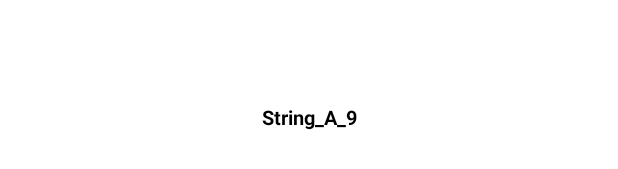
After one commit to P0Q0/PQ, an Android app: the layout layout_a9.xml on its own in the app's theme, with its tools: preview values and no code run, on a phone screen of 412 x 824 dp. The commit adds this screen. Shown: the part 810-979 px from the top of the screen. Run offline under Robolectric (Android 15) with nearby library versions, the phone set to English and light mode, and no system bars.

Commit message:
added setup for module a_9 as a debug walkthrough. cleaned code for readability. updated readme.md

```diff
--- a/a_6/src/main/java/pkg/what/a_6/ViewA6.kt
+++ b/a_6/src/main/java/pkg/what/a_6/ViewA6.kt
@@ -163,7 +163,8 @@ class ViewA6 : AppCompatActivity() {
 
     /** @desc file specific definitions, states, logging, strings */
     companion object{
-        const val LOG_DEBUG_TAG = "VIEW_A6_DEBUG_TAG"
+        const val LOG_DEBUG_TAG = "VIEW_A9_DEBUG_TAG"
+        const val LOG_INFO_TAG = "VIEW_A9_INFO_TAG"
         const val CHANNEL_ID_UI = "0x00"
         const val CHANNEL_ID_STATUS_BAR = "0x01"
         const val CHANNEL_ID_HEADS_UP = "0x02"
--- a/app/build.gradle
+++ b/app/build.gradle
@@ -48,7 +48,7 @@ android {
             }
         }
     }
-    dynamicFeatures = [':a_0', ':a_1', ':a_2', ':a_3', ':a_4', ':a_5', ':a_6', ':a_7', ':a_8']
+    dynamicFeatures = [':a_0', ':a_1', ':a_2', ':a_3', ':a_4', ':a_5', ':a_6', ':a_7', ':a_8', ':a_9']
 }
 
 dependencies {
--- /dev/null
+++ b/app/src/main/res/layout/layout_a9.xml
@@ -0,0 +1,56 @@
+<?xml version="1.0" encoding="utf-8"?>
+<androidx.constraintlayout.widget.ConstraintLayout
+    xmlns:android="http://schemas.android.com/apk/res/android"
+    xmlns:app="http://schemas.android.com/apk/res-auto"
+    android:id="@+id/layout_a9"
+    android:layout_width="match_parent"
+    android:layout_height="match_parent">
+    <com.google.android.material.textview.MaterialTextView
+        android:id="@+id/a9_mtv_1"
+        android:text="@string/pq_a9"
+        android:textSize="13sp"
+        android:textStyle="bold"
+        android:textColor="@color/colorDark"
+        android:layout_width="wrap_content"
+        android:layout_height="wrap_content"
+        app:layout_constraintTop_toTopOf="@id/a9_gl75_h"
+        app:layout_constraintBottom_toBottomOf="@+id/a9_gl75_h"
+        app:layout_constraintLeft_toLeftOf="parent"
+        app:layout_constraintRight_toRightOf="parent"/>
+    <androidx.constraintlayout.widget.Guideline
+        android:id="@+id/a9_gl25_v"
+        android:layout_width="0dp"
+        android:layout_height="0dp"
+        android:orientation="vertical"
+        app:layout_constraintGuide_percent="0.25"/>
+    <androidx.constraintlayout.widget.Guideline
+        android:id="@+id/a9_gl50_v"
+        android:layout_width="0dp"
+        android:layout_height="0dp"
+        android:orientation="vertical"
+        app:layout_constraintGuide_percent="0.50"/>
+    <androidx.constraintlayout.widget.Guideline
+        android:id="@+id/a9_gl75_v"
+        android:layout_width="0dp"
+        android:layout_height="0dp"
+        android:orientation="vertical"
+        app:layout_constraintGuide_percent="0.75"/>
+    <androidx.constraintlayout.widget.Guideline
+        android:id="@+id/a9_gl25_h"
+        android:layout_width="0dp"
+        android:layout_height="0dp"
+        android:orientation="horizontal"
+        app:layout_constraintGuide_percent="0.25"/>
+    <androidx.constraintlayout.widget.Guideline
+        android:id="@+id/a9_gl50_h"
+        android:layout_width="0dp"
+        android:layout_height="0dp"
+        android:orientation="horizontal"
+        app:layout_constraintGuide_percent="0.50"/>
+    <androidx.constraintlayout.widget.Guideline
+        android:id="@+id/a9_gl75_h"
+        android:layout_width="0dp"
+        android:layout_height="0dp"
+        android:orientation="horizontal"
+        app:layout_constraintGuide_percent="0.75"/>
+</androidx.constraintlayout.widget.ConstraintLayout>
--- a/app/src/main/res/values/strings.xml
+++ b/app/src/main/res/values/strings.xml
@@ -11,6 +11,7 @@
     <string name="feature_title_a_6">A_6</string>
     <string name="feature_title_a_7">A_7</string>
     <string name="feature_title_a_8">A_8</string>
+    <string name="feature_title_a_9">A_9</string>
     <string name="feature_title_PQ">PQ</string>
     <!-- domain feature names -->
     <string name="module_a0">a_0</string>
@@ -22,6 +23,7 @@
     <string name="module_a6">a_6</string>
     <string name="module_a7">a_7</string>
     <string name="module_a8">a_8</string>
+    <string name="module_a9">a_9</string>
     <string name="module_aPQ">PQ</string>
     <!-- domain feature packages -->
     <string name="class_a0">pkg.what.a_0.ui.view.ViewPQ</string>
@@ -33,6 +35,7 @@
     <string name="class_a6">pkg.what.a_6.ViewA6</string>
     <string name="class_a7">pkg.what.a_7.ViewA7</string>
     <string name="class_a8">pkg.what.a_8.ViewA8</string>
+    <string name="class_a9">pkg.what.a_9.ViewA9</string>
     <string name="class_pq">pkg.what.pq.ActivityPQ</string>
     <!-- ui strings for elements -->
     <string name="pq_a0">String_A_0</string>
@@ -44,6 +47,7 @@
     <string name="pq_a6">String_A_6</string>
     <string name="pq_a7">String_A_7</string>
     <string name="pq_a8">String_A_8</string>
+    <string name="pq_a9">String_A_9</string>
     <string name="pq_pq">String_PQ</string>
     <string name="a1_mel1">String_TextInputLayout</string>
     <string name="a1_met1">String_TextInputEditText</string>
@@ -59,6 +63,7 @@
     <string name="a_6_tool_tip">api: notifications</string>
     <string name="a_7_tool_tip">api: camerax</string>
     <string name="a_8_tool_tip">api: fragments</string>
+    <string name="a_9_tool_tip">debug: analysis &amp; forensics</string>
     <!-- ui string for dynamic feature invoking states -->
     <string name="select_loading">Invoking: Loading</string>
     <string name="select_success">Invoking: Success</string>
@@ -85,6 +90,7 @@
     <string name="purpose_a6">Purpose: api notifications </string>
     <string name="purpose_a7">Purpose: api camerax </string>
     <string name="purpose_a8">Purpose: api fragments </string>
+    <string name="purpose_a9">Purpose: android ecosystem debug </string>
     <!-- ui card view item-->
     <string name="card_item_button">card view button</string>
     <!-- ui google sign in -->
--- a/settings.gradle
+++ b/settings.gradle
@@ -23,3 +23,4 @@ include ':a_5'
 include ':a_6'
 include ':a_7'
 include ':a_8'
+include ':a_9'
```
Also changed, not shown: a_1/src/main/java/pkg/what/a_1/ViewA1.kt (+14 -8 lines), a_3/src/main/java/pkg/what/a_3/ViewA3.kt (+14 -8 lines), a_4/src/main/java/pkg/what/a_4/ViewA4.kt (+15 -8 lines), a_5/src/main/java/pkg/what/a_5/ViewA5.kt (+15 -8 lines), a_9/build.gradle (added, +21 -0 lines), a_9/src/main/AndroidManifest.xml (added, +25 -0 lines), a_9/src/main/java/pkg/what/a_9/ViewA9.kt (added, +37 -0 lines), app/src/main/java/pkg/what/pq/ActivityPQ.kt (+24 -6 lines), app/src/main/res/layout/layout_pq.xml (+15 -0 lines), 4 other files.
